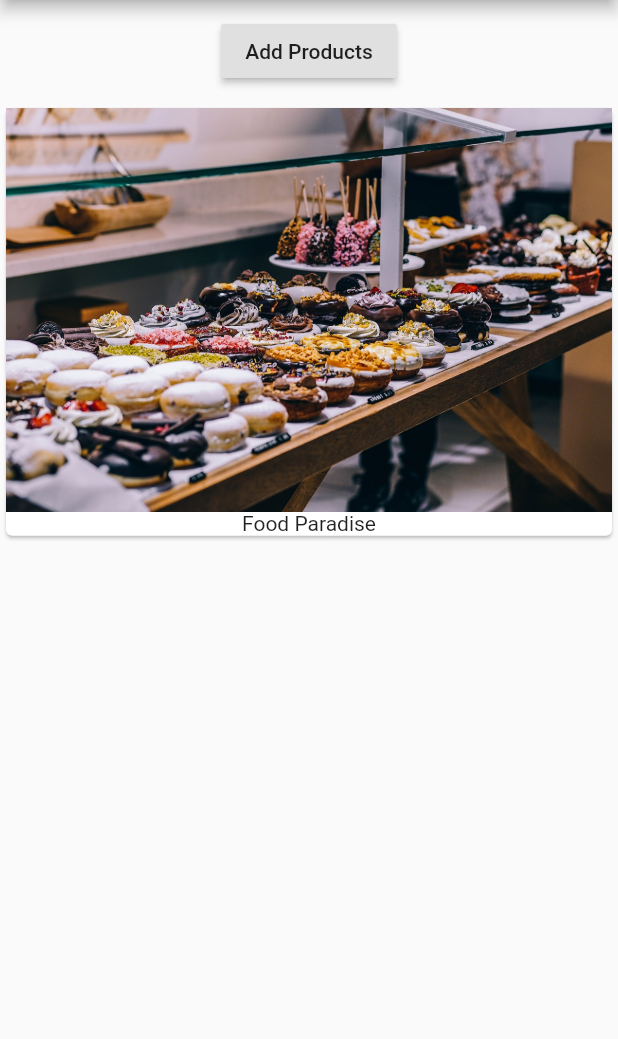
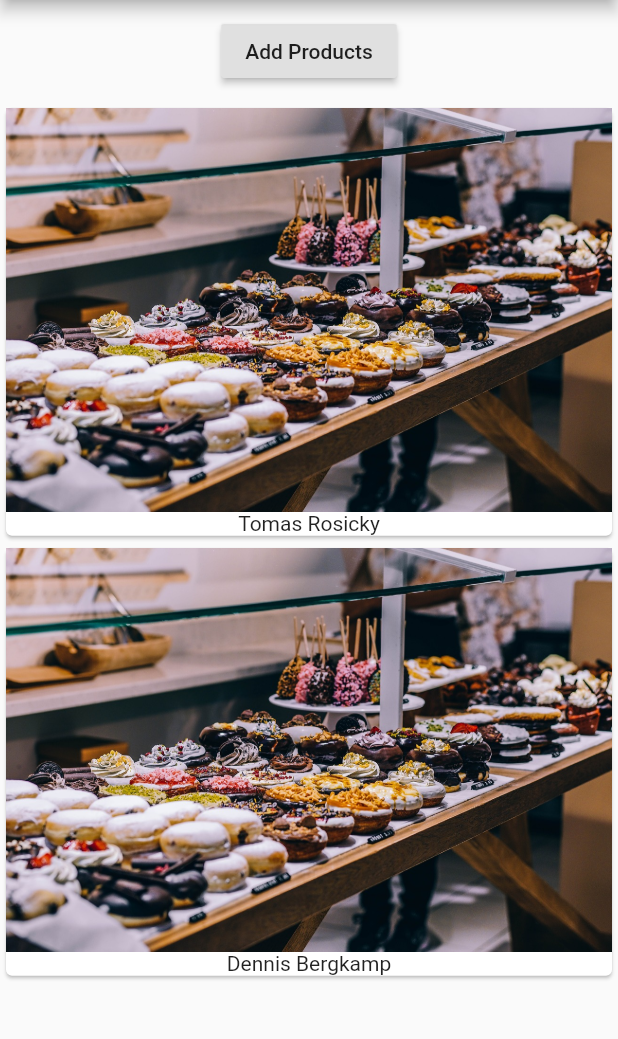
Before and after one commit to ollystephens1/flutter-course, a Flutter app: the screen it shows after launch, after a tap on "Add Products", on a phone screen of 412 x 824 dp, the part 84-1123 px from its top. Run offline on Flutter 3.47's test engine with Material 2 defaults, Android fonts, the phone set to English and light mode, and no system bars.

Commit message:
feat: app split

```diff
--- a/lib/main.dart
+++ b/lib/main.dart
@@ -1,4 +1,6 @@
 import 'package:flutter/material.dart';
+
+import './player_manager.dart';
 
 void main() => runApp(MyApp());
 
@@ -8,27 +10,7 @@ class MyApp extends StatelessWidget {
     return MaterialApp(
       home: Scaffold(
         appBar: AppBar(title: Text('EasyList')),
-        body: Column(
-          children: [
-            Container(
-              margin: EdgeInsets.all(10.0),
-              child: RaisedButton(
-                onPressed: () { },
-                child: Text('Add Products')
-              ),
-            ),
-
-            Card(
-              child: Column(
-                children: <Widget>[
-                  Image.asset('assets/food.jpg'),
-                  Text('Food Paradise')
-                ]
-              )
-            ),
-          ],
-        )
-      )
+        body: PlayerManager('Tomas Rosicky'))
     );
   }
 }
--- /dev/null
+++ b/lib/player_manager.dart
@@ -0,0 +1,41 @@
+import 'package:flutter/material.dart';
+
+import './players.dart';
+
+class PlayerManager extends StatefulWidget {
+  final String startingPlayer;
+
+  PlayerManager(this.startingPlayer);
+
+  @override
+    State<StatefulWidget> createState() {
+      return _PlayerManagerState();
+    }
+}
+
+class _PlayerManagerState extends State<PlayerManager> {
+  List<String> _players = [];
+
+  @override
+    void initState() {
+      super.initState();
+      _players.add(widget.startingPlayer);
+    }
+
+  @override
+    Widget build(BuildContext context) {
+      return Column(children: [Container(
+        margin: EdgeInsets.all(10.0),
+        child: RaisedButton(
+          onPressed: () {
+            setState(() {
+              _players.add('Dennis Bergkamp');
+            });
+          },
+          child: Text('Add Products')
+        ),
+      ),
+      Players(_players),
+      ]);
+    }
+}
--- /dev/null
+++ b/lib/players.dart
@@ -0,0 +1,21 @@
+import 'package:flutter/material.dart';
+
+class Players extends StatelessWidget {
+  final List<String> players;
+
+  Players(this.players);
+
+  @override
+  Widget build(BuildContext context) {
+    return Column(
+      children: players.map((player) => Card(
+        child: Column(
+          children: <Widget>[
+            Image.asset('assets/food.jpg'),
+            Text(player)
+          ]
+        )
+      )).toList(),
+    );
+  }
+}
```
